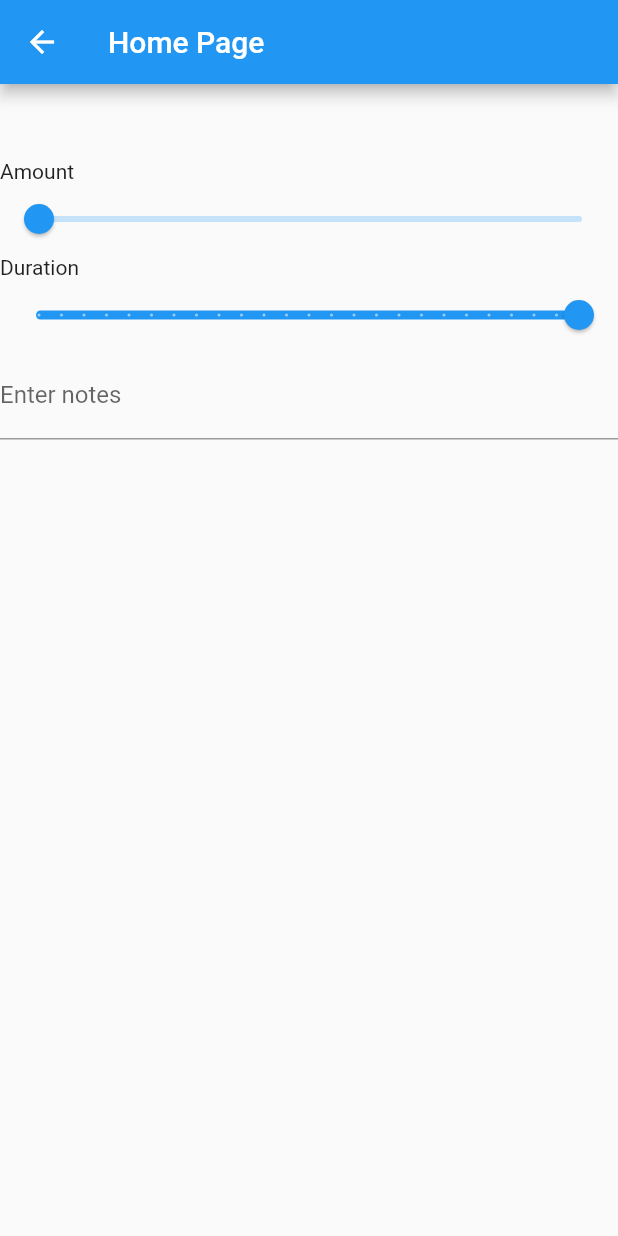
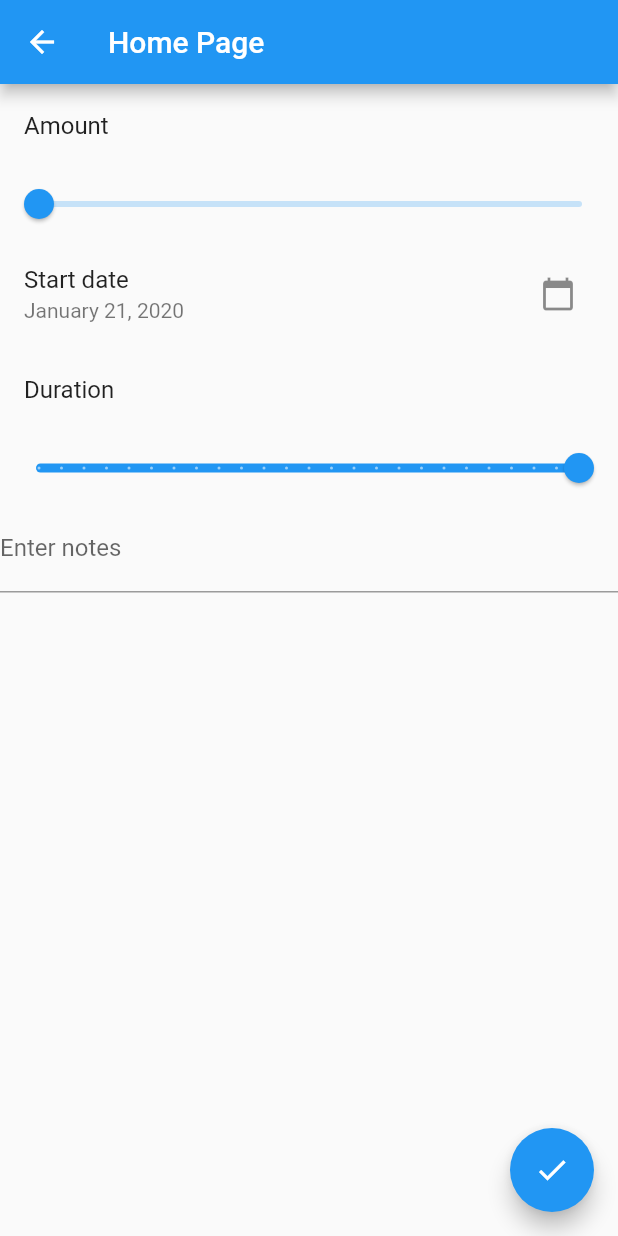
Before and after one commit to Abhisha1/GeoTrack, a Flutter app: the AddEntryForm screen opened directly, on a phone screen of 412 x 824 dp. Run offline on Flutter 3.47's test engine with Material 2 defaults, Android fonts, the phone set to English and light mode, and no system bars; our stand-ins replace cloud_firestore, firebase_auth, flutter_map, geolocator, google_sign_in, latlong; accounts and stored records are empty.

Commit message:
submit rainfall/temp entry

```diff
--- a/lib/ui/addentry.dart
+++ b/lib/ui/addentry.dart
@@ -1,4 +1,7 @@
 import 'package:flutter/material.dart';
+import 'package:flutter_app/ui/mygauge.dart';
+import 'package:flutter_app/utils/firebase_auth.dart';
+import 'package:intl/intl.dart';
 
 class AddEntryForm extends StatefulWidget {
   @override
@@ -7,36 +10,70 @@ class AddEntryForm extends StatefulWidget {
 
 class _AddEntryFormState extends State<AddEntryForm> {
   final _formKey = GlobalKey<FormState>();
-  List<String> metricList = [];
   double _amount = 0;
   DateTime _date = new DateTime.now();
   double _duration = 24;
   String _notes = "";
 
+  Future<Null> selectDate(BuildContext context) async {
+    final DateTime picked = await showDatePicker(
+      context: context,
+      initialDate: _date,
+      firstDate: DateTime(1970),
+      lastDate: DateTime(2100),
+    );
+
+    if (picked != null && picked != _date) {
+      setState(() {
+        _date = picked;
+      });
+    }
+  }
+
+  void submitEntry() async {
+    Map data = ModalRoute.of(context).settings.arguments;
+    String gaugeID = data["_id"];
+    bool res = await AuthProvider()
+        .submitEntry(gaugeID, _amount, _date, _duration, _notes);
+    if (!res) {
+      print("Firestore submission failed");
+    }
+    if (res) {
+      Navigator.push(
+          context, MaterialPageRoute(builder: (context) => MyGauge()));
+    }
+  }
+
   @override
   Widget build(BuildContext context) {
     return Scaffold(
-        appBar: new AppBar(
-          title: Text('Home Page')
+        appBar: new AppBar(title: Text('Home Page')),
+        body: Form(
+          key: _formKey,
+          child: ListView(
+              children: getFormWidget()
+          )
         ),
-        body: Form(
-      key: _formKey,
-      child: Column(
-          crossAxisAlignment: CrossAxisAlignment.start,
-          children: getFormWidget(),
-          mainAxisSize: MainAxisSize.min),
-    ));
+        floatingActionButton: Builder(
+          builder: (context) =>
+          new FloatingActionButton(
+              tooltip: 'Submit',
+              child: Icon(Icons.done),
+              onPressed: () {
+                if (_date.compareTo(DateTime.now()) > 0) {
+                  final snackBar = SnackBar(
+                      content: Text('You cannot enter a date in the future'));
+                  Scaffold.of(context).showSnackBar(snackBar);
+                } else {
+                  submitEntry();
+                }
+              })
+        ));
   }
 
   List<Widget> getFormWidget() {
     List<Widget> formWidget = new List();
-    formWidget.add(
-      new SizedBox(width: 10.0, height: 50.0)
-    );
-    formWidget.add(Text(
-      'Amount',
-      textAlign: TextAlign.left,
-    ));
+    formWidget.add(new ListTile(title: Text("Amount")));
     formWidget.add(new Slider(
         label: "$_amount",
         max: 100,
@@ -48,18 +85,15 @@ class _AddEntryFormState extends State<AddEntryForm> {
             _amount = value;
           });
         }));
-//    formWidget.add(
-//      new DayPicker(selectedDate: _date, currentDate: DateTime.now(), onChanged: (value){
-//        setState(() {
-//          _date = value;
-//        });
-//        }, firstDate: DateTime(1,1,1), lastDate: DateTime(12,12,12), displayedMonth: DateTime.now(),
-//      )
-//    );
-    formWidget.add(Text(
-      'Duration',
-      textAlign: TextAlign.left,
-    ));
+    formWidget.add(new ListTile(
+        title: Text("Start date"),
+        subtitle: Text(DateFormat.yMMMMd("en_US").format(_date).toString()),
+        trailing: IconButton(
+            icon: Icon(Icons.calendar_today),
+            onPressed: () {
+              selectDate(context);
+            })));
+    formWidget.add(new ListTile(title: Text("Duration")));
     formWidget.add(new Slider(
         label: "$_duration",
         max: 24,
@@ -72,6 +106,8 @@ class _AddEntryFormState extends State<AddEntryForm> {
           });
         }));
     formWidget.add(new TextFormField(
+      keyboardType: TextInputType.multiline,
+      maxLines: null,
       decoration: InputDecoration(
           labelText: 'Enter notes', hintText: 'Any comments about reading'),
       onChanged: (value) {
--- a/pubspec.yaml
+++ b/pubspec.yaml
@@ -25,6 +25,7 @@ dependencies:
   flutter_map: any
   latlong: ^0.6.1
   mapbox_search: any
+  intl: ^0.16.1
   geolocator: ^5.2.0
   # The following adds the Cupertino Icons font to your application.
   # Use with the CupertinoIcons class for iOS style icons.
```
Also changed, not shown: lib/ui/mygauge.dart (+6 -1 lines), lib/utils/firebase_auth.dart (+22 -2 lines), pubspec.lock.
